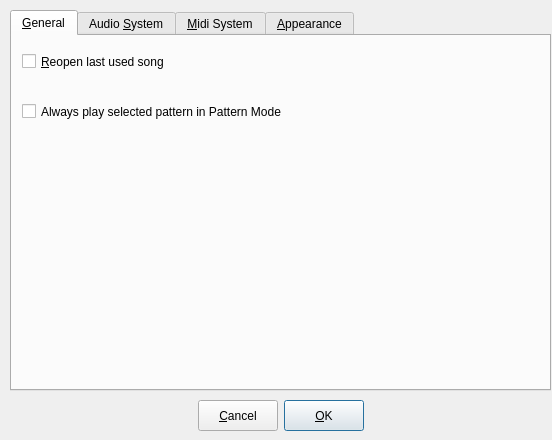
Before: the Qt Designer form gui/src/UI/PreferencesDialog_UI.ui in hydrogen-music/hydrogen, drawn with Qt 5.
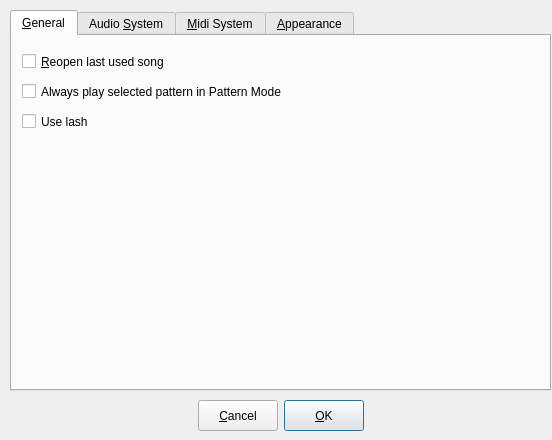
After: the same form once the commit is applied. Custom widgets are drawn as their Qt base class.

Commit message: added preference option for lash ( just the gui element, without function..)

```diff
--- a/gui/src/UI/PreferencesDialog_UI.ui
+++ b/gui/src/UI/PreferencesDialog_UI.ui
@@ -139,7 +139,7 @@
       <x>0</x>
       <y>0</y>
       <width>537</width>
-      <height>355</height>
+      <height>357</height>
      </rect>
     </property>
     <attribute name="title" >
@@ -171,7 +171,7 @@
      <property name="geometry" >
       <rect>
        <x>10</x>
-       <y>60</y>
+       <y>40</y>
        <width>511</width>
        <height>31</height>
       </rect>
@@ -180,6 +180,19 @@
       <string>Always play selected pattern in Pattern Mode</string>
      </property>
     </widget>
+    <widget class="QCheckBox" name="useLashCheckbox" >
+     <property name="geometry" >
+      <rect>
+       <x>10</x>
+       <y>70</y>
+       <width>511</width>
+       <height>31</height>
+      </rect>
+     </property>
+     <property name="text" >
+      <string>Use lash</string>
+     </property>
+    </widget>
    </widget>
    <widget class="QWidget" name="tab" >
     <property name="geometry" >
@@ -187,7 +200,7 @@
       <x>0</x>
       <y>0</y>
       <width>537</width>
-      <height>355</height>
+      <height>357</height>
      </rect>
     </property>
     <attribute name="title" >
@@ -492,8 +505,8 @@
      <rect>
       <x>0</x>
       <y>0</y>
-      <width>529</width>
-      <height>341</height>
+      <width>537</width>
+      <height>357</height>
      </rect>
     </property>
     <attribute name="title" >
@@ -674,8 +687,8 @@
      <rect>
       <x>0</x>
       <y>0</y>
-      <width>529</width>
-      <height>341</height>
+      <width>537</width>
+      <height>357</height>
      </rect>
     </property>
     <attribute name="title" >
```
The commit also changes 3 other files.
